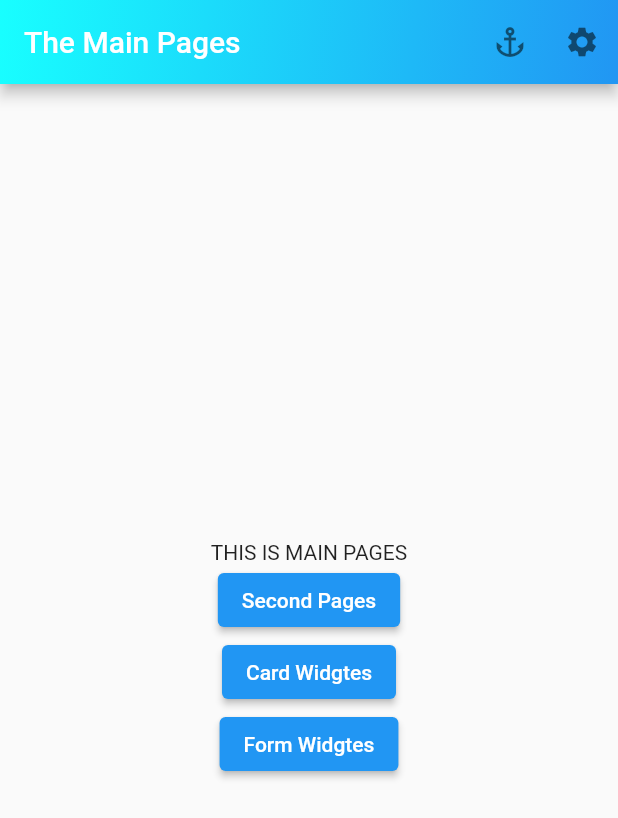
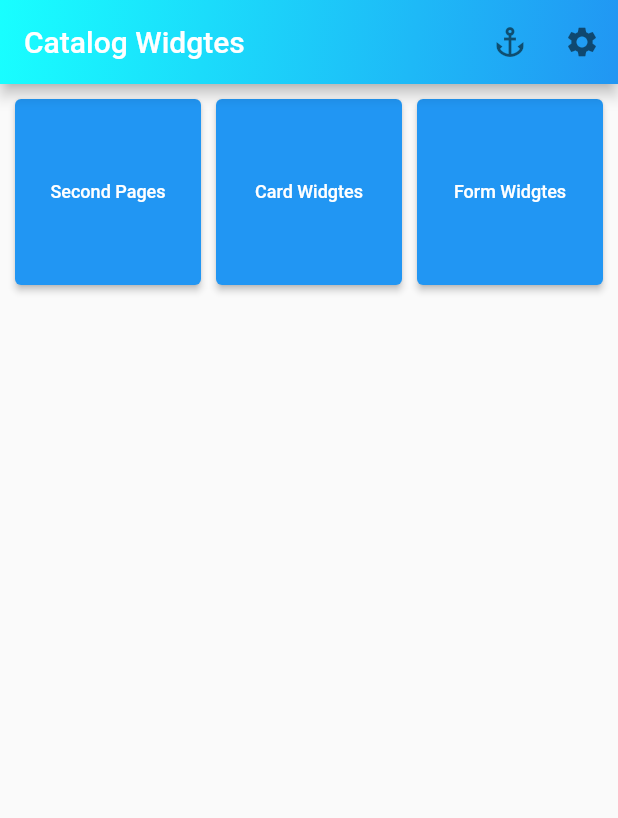
Before and after one commit to saldisucipto/flutter_great, a Flutter app: the screen it shows after launch, after a tap on "LOGIN", on a phone screen of 412 x 824 dp. Shown: the top 818 px of the screen. Run offline on Flutter 3.47's test engine with Material 2 defaults, Android fonts, the phone set to English and light mode, and no system bars.

Commit message:
Update GridView

```diff
--- a/lib/main.dart
+++ b/lib/main.dart
@@ -4,5 +4,6 @@ import 'package:myapp/pages/login_pages.dart';
 void main() {
   runApp(const MaterialApp(
     home: LoginPages(),
+    debugShowCheckedModeBanner: false,
   ));
 }
--- a/lib/pages/main_pages.dart
+++ b/lib/pages/main_pages.dart
@@ -11,7 +11,7 @@ class MainPages extends StatelessWidget {
   Widget build(BuildContext context) {
     return Scaffold(
       appBar: AppBar(
-        title: const Text("The Main Pages"),
+        title: const Text("Catalog Widgtes"),
         actions: [
           IconButton(
             onPressed: () {},
@@ -43,12 +43,12 @@ class MainPages extends StatelessWidget {
           ),
         ),
       ),
-      body: Column(
-        mainAxisAlignment: MainAxisAlignment.center,
+      body: GridView.count(
+        crossAxisCount: 3,
+        mainAxisSpacing: 10,
+        crossAxisSpacing: 10,
+        padding: const EdgeInsets.all(10),
         children: const [
-          Center(
-            child: Text("THIS IS MAIN PAGES"),
-          ),
           Navigasi(
             classTujuan: SecondPages(),
             namaNavigasi: "Second Pages",
--- a/lib/pages/widgets/nav_route.dart
+++ b/lib/pages/widgets/nav_route.dart
@@ -22,7 +22,11 @@ class Navigasi extends StatelessWidget {
           ),
         );
       },
-      child: Text(namaNavigasi),
+      child: Text(
+        namaNavigasi,
+        textAlign: TextAlign.center,
+        style: const TextStyle(fontSize: 12),
+      ),
     );
   }
 }
```
